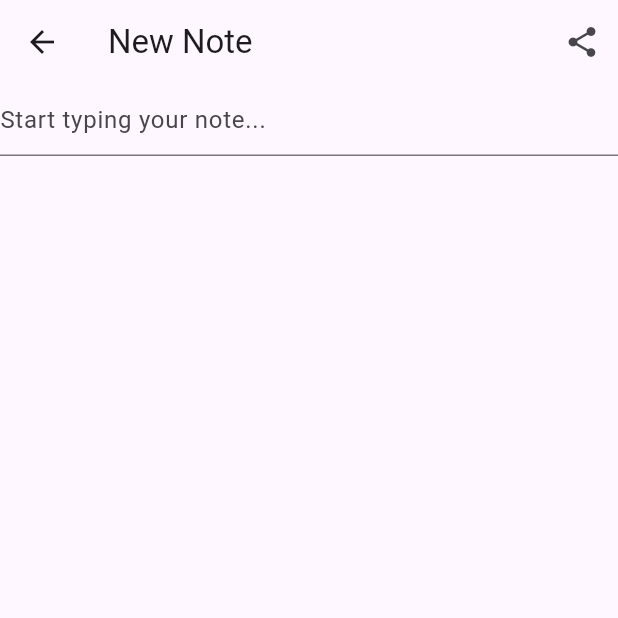
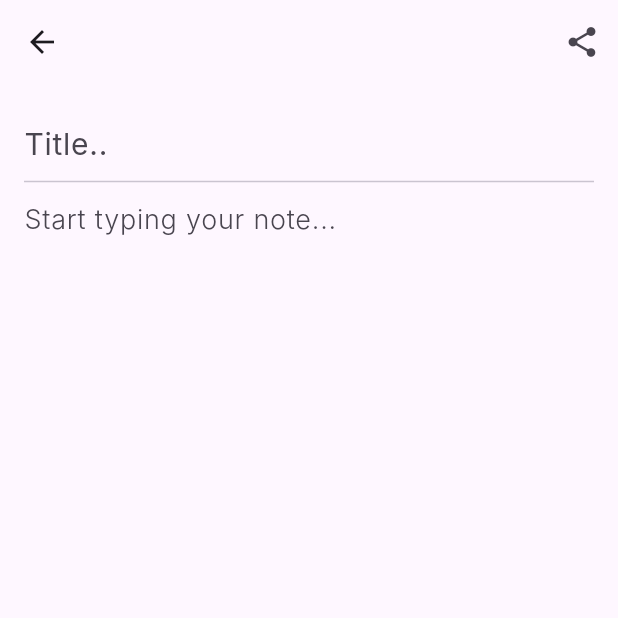
Before and after one commit to Howlbeeb/beebsnote, a Flutter app: the NotesView screen opened by its route, after a tap on the "add" icon, on a phone screen of 412 x 824 dp, the top half of it. Run offline on Flutter 3.47's test engine with Material 3 defaults, Android fonts, the phone set to English and light mode, and no system bars; our stand-ins replace cloud_firestore, firebase_auth, firebase_core, share_plus; accounts and stored records are empty; network calls fail; Roboto replaces fonts that are missing (Inter).

Commit message:
combining grid and listview

```diff
--- a/lib/services/cloud/cloud_note.dart
+++ b/lib/services/cloud/cloud_note.dart
@@ -19,5 +19,5 @@ class CloudNote {
       : documentId = snapshot.id,
         ownerUserId = snapshot.data()[ownerUserIdFieldName],
         text = snapshot.data()[textFieldName],
-        title = snapshot.data()[titleFieldName] as String;
+        title = snapshot.data()[titleFieldName];
 }
--- a/lib/views/notes/create_update_note_view.dart
+++ b/lib/views/notes/create_update_note_view.dart
@@ -1,3 +1,4 @@
+import 'package:beebnotes/constants/styles.dart';
 import 'package:beebnotes/services/auth/auth_service.dart';
 import 'package:beebnotes/utilities/dialogs/cannot_share_empty_note_dialog.dart';
 import 'package:beebnotes/utilities/generics/get_arguments.dart';
@@ -17,11 +18,13 @@ class _CreateUpdateNoteViewState extends State<CreateUpdateNoteView> {
   CloudNote? _note;
   late final FirebaseCloudStorage _notesService;
   late final TextEditingController _textController;
+  late final TextEditingController _titleController;
 
   @override
   void initState() {
     _notesService = FirebaseCloudStorage();
     _textController = TextEditingController();
+    _titleController = TextEditingController();
     super.initState();
   }
 
@@ -31,10 +34,11 @@ class _CreateUpdateNoteViewState extends State<CreateUpdateNoteView> {
       return;
     }
     final text = _textController.text;
+    final title = _titleController.text;
     await _notesService.updateNote(
       text: text,
       documentId: note.documentId,
-      title: '',
+      title: title,
     );
   }
 
@@ -49,6 +53,7 @@ class _CreateUpdateNoteViewState extends State<CreateUpdateNoteView> {
     if (widgetNote != null) {
       _note = widgetNote;
       _textController.text = widgetNote.text;
+      _titleController.text = widgetNote.title;
       return widgetNote;
     }
 
@@ -73,13 +78,13 @@ class _CreateUpdateNoteViewState extends State<CreateUpdateNoteView> {
   void _saveNoteIfTextNotEmpty() async {
     final note = _note;
     final text = _textController.text;
-    //TO-DO: add something for title
+    final title = _titleController.text;
 
     if (note != null && text.isNotEmpty) {
       await _notesService.updateNote(
         text: text,
         documentId: note.documentId,
-        title: '',
+        title: title,
       );
     }
   }
@@ -89,6 +94,7 @@ class _CreateUpdateNoteViewState extends State<CreateUpdateNoteView> {
     _deleteNoteIfTextIsEmpty();
     _saveNoteIfTextNotEmpty();
     _textController.dispose();
+    _titleController.dispose();
     super.dispose();
   }
 
@@ -96,7 +102,6 @@ class _CreateUpdateNoteViewState extends State<CreateUpdateNoteView> {
   Widget build(BuildContext context) {
     return Scaffold(
       appBar: AppBar(
-        title: const Text('New Note'),
         actions: [
           IconButton(
             onPressed: () async {
@@ -117,13 +122,35 @@ class _CreateUpdateNoteViewState extends State<CreateUpdateNoteView> {
           switch (snapshot.connectionState) {
             case ConnectionState.done:
               _setupTextControllerListener();
-              return TextField(
+              return Padding(
+                padding: const EdgeInsets.all(16.0),
+                child: Column(children: [
+                  TextField(
+                    controller: _titleController,
+                    maxLines: 1,
+                    style: kBigTextStyle.copyWith(
+                        fontWeight: FontWeight.w400, fontSize: 20),
+                    decoration: const InputDecoration(
+                      hintText: 'Title..',
+                      border: InputBorder.none,
+                    ),
+                  ),
+                  const Divider(
+                    height: 2,
+                    thickness: 1,
+                  ),
+                  TextField(
                     controller: _textController,
                     keyboardType: TextInputType.multiline,
                     maxLines: null,
+                    style: kSmallTextStyle.copyWith(
+                        fontWeight: FontWeight.w300, fontSize: 18),
                     decoration: const InputDecoration(
                       hintText: 'Start typing your note...',
+                      border: InputBorder.none,
                     ),
+                  ),
+                ]),
               );
             default:
               return const CircularProgressIndicator();
--- /dev/null
+++ b/lib/views/notes/notes_grid_view.dart
@@ -0,0 +1,79 @@
+import 'package:beebnotes/constants/styles.dart';
+import 'package:beebnotes/services/cloud/cloud_note.dart';
+import 'package:beebnotes/utilities/dialogs/delete_dialog.dart';
+import 'package:flutter/material.dart';
+
+typedef NoteCallback = void Function(CloudNote note);
+
+class NotesGridView extends StatelessWidget {
+  final Iterable<CloudNote> notes;
+  final NoteCallback onDeleteNote;
+  final NoteCallback onTap;
+
+  const NotesGridView({
+    super.key,
+    required this.notes,
+    required this.onTap,
+    required this.onDeleteNote,
+  });
+
+  @override
+  Widget build(BuildContext context) {
+    return Padding(
+      padding: const EdgeInsets.all(16),
+      child: GridView.builder(
+        itemCount: notes.length,
+        gridDelegate: const SliverGridDelegateWithFixedCrossAxisCount(
+            crossAxisCount: 3, crossAxisSpacing: 16.0, mainAxisSpacing: 16.0),
+        itemBuilder: ((context, index) {
+          final note = notes.elementAt(index);
+          return GestureDetector(
+            onTap: () {
+              onTap(note);
+            },
+            onLongPress: () async {
+              final shouldDelete = await showDeleteDialog(context);
+              if (shouldDelete) {
+                onDeleteNote(note);
+              }
+            },
+            child: Container(
+              padding: const EdgeInsets.all(16),
+              width: 102,
+              height: 111,
+              clipBehavior: Clip.antiAlias,
+              decoration: ShapeDecoration(
+                color: Color(0xC1FAFF32),
+                shape: RoundedRectangleBorder(
+                  borderRadius: BorderRadius.circular(8),
+                ),
+              ),
+              child: Expanded(
+                child: Column(
+                  crossAxisAlignment: CrossAxisAlignment.start,
+                  children: [
+                    Text(
+                      note.title,
+                      maxLines: 1,
+                      softWrap: true,
+                      overflow: TextOverflow.ellipsis,
+                      style: kMidTextStyle.copyWith(
+                          color: Colors.black, fontWeight: FontWeight.w600),
+                    ),
+                    Text(
+                      note.text,
+                      softWrap: true,
+                      maxLines: 3,
+                      style:
+                          kSmallTextStyle.copyWith(fontWeight: FontWeight.w400),
+                    ),
+                  ],
+                ),
+              ),
+            ),
+          );
+        }),
+      ),
+    );
+  }
+}
--- a/lib/views/notes/notes_view.dart
+++ b/lib/views/notes/notes_view.dart
@@ -7,6 +7,8 @@ import 'package:beebnotes/utilities/dialogs/logout_dialog.dart';
 import 'package:beebnotes/views/notes/notes_list_view.dart';
 import 'package:flutter/material.dart';
 import 'package:beebnotes/enums/menu_action.dart';
+
+import 'notes_grid_view.dart';
 
 class NotesView extends StatefulWidget {
   const NotesView({Key? key}) : super(key: key);
@@ -18,6 +20,7 @@ class NotesView extends StatefulWidget {
 class _NotesViewState extends State<NotesView> {
   String get userId => AuthService.firebase().currentUser!.id;
   late final FirebaseCloudStorage _notesService;
+  bool _isGridMode = false;
   @override
   void initState() {
     _notesService = FirebaseCloudStorage();
@@ -27,6 +30,7 @@ class _NotesViewState extends State<NotesView> {
   @override
   Widget build(BuildContext context) {
     return Scaffold(
+      backgroundColor: Color(0xFFF4F4F4),
       appBar: AppBar(
         title: const Text(
           'My Notes',
@@ -40,10 +44,22 @@ class _NotesViewState extends State<NotesView> {
               size: 24,
             ),
           ),
+          if (_isGridMode)
             IconButton(
-            onPressed: () {},
+              onPressed: () {
+                _isGridMode = false;
+              },
               icon: const Icon(
                 Icons.grid_view,
+              ),
+            )
+          else
+            IconButton(
+              onPressed: () {
+                _isGridMode = true;
+              },
+              icon: const Icon(
+                Icons.list,
               ),
             ),
           PopupMenuButton<MenuAction>(
@@ -77,15 +93,29 @@ class _NotesViewState extends State<NotesView> {
               case ConnectionState.active:
                 if (snapshot.hasData) {
                   final allNotes = snapshot.data as Iterable<CloudNote>;
-                  return NotesListView(
+                  return _isGridMode
+                      ? NotesGridView(
                           notes: allNotes,
                           onDeleteNote: (note) async {
                             await _notesService.deleteNote(
                                 documentId: note.documentId);
                           },
                           onTap: (note) {
-                      Navigator.of(context)
-                          .pushNamed(createOrUpdateNotesRoute, arguments: note);
+                            Navigator.of(context).pushNamed(
+                                createOrUpdateNotesRoute,
+                                arguments: note);
+                          },
+                        )
+                      : NotesListView(
+                          notes: allNotes,
+                          onDeleteNote: (note) async {
+                            await _notesService.deleteNote(
+                                documentId: note.documentId);
+                          },
+                          onTap: (note) {
+                            Navigator.of(context).pushNamed(
+                                createOrUpdateNotesRoute,
+                                arguments: note);
                           },
                         );
                 } else {
--- a/lib/views/verify_email_view.dart
+++ b/lib/views/verify_email_view.dart
@@ -33,7 +33,7 @@ class _VerifyEmailViewState extends State<VerifyEmailView> {
               await AuthService.firebase().logout();
               // ignore: use_build_context_synchronously
               Navigator.of(context)
-                  .pushNamedAndRemoveUntil(registerRoute, (route) => false);
+                  .pushNamedAndRemoveUntil(loginRoute, (route) => false);
             },
             child: const Text('Restart'),
           )
```
Also changed, not shown: lib/constants/reusable_card.dart (added, +15 -0 lines), lib/main.dart (+159 -159 lines), lib/views/notes/notes_list_view.dart (+71 -11 lines). Lines whose indentation alone changed are shown as unchanged.
